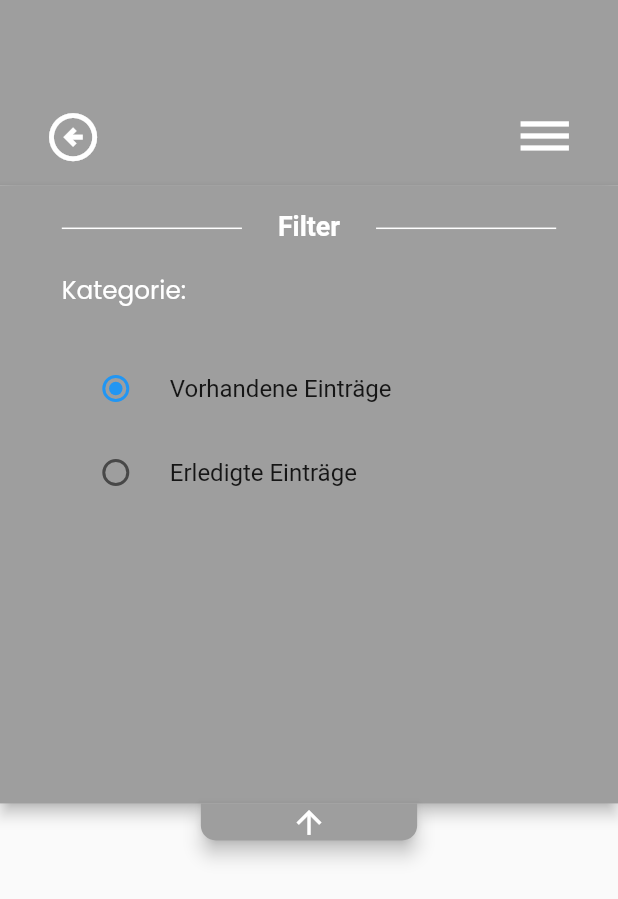
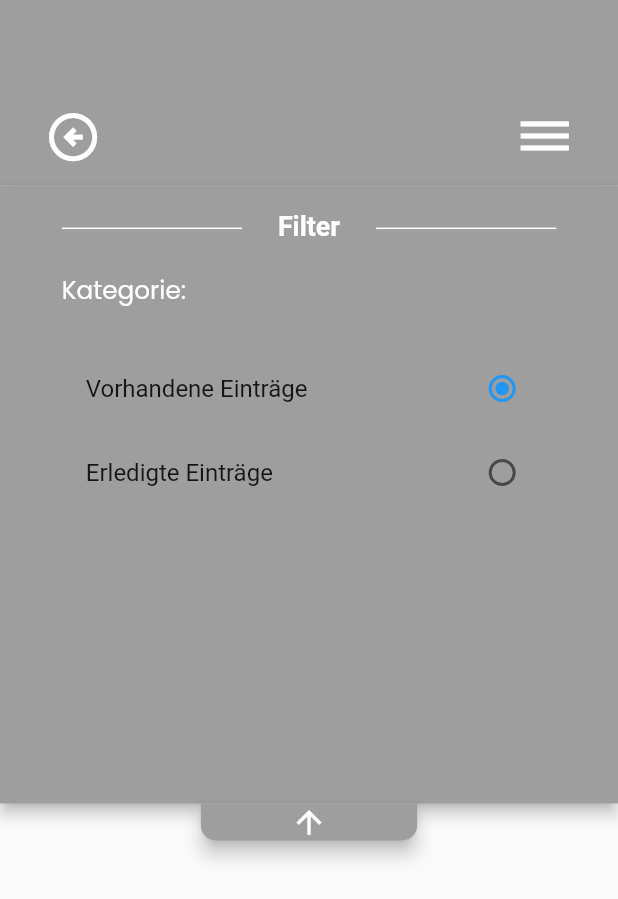
Before and after one commit to Jxxxxn04/listdo, a Flutter app: the ListPage screen opened directly with empty values, after a tap on the "arrow upward" icon, on a phone screen of 412 x 824 dp. Shown: the top 899 px of the screen. Run offline on Flutter 3.47's test engine with Material 2 defaults, Android fonts, the phone set to English and light mode, and no system bars; our stand-ins replace auto_size_text, emoji_picker_flutter, flutter_staggered_animations, google_fonts, shared_preferences, sizer and 1 more; missing offline and left inert: info_popup; accounts and stored records are empty; network calls fail.

Commit message:
16.08.2023 added Radio Buttons

```diff
--- a/lib/list_page/screens/components/listpage_search_button.dart
+++ b/lib/list_page/screens/components/listpage_filter_button.dart
@@ -1,19 +1,18 @@
-import 'package:dropdown_search/dropdown_search.dart';
 import 'package:flutter/material.dart';
 import 'package:google_fonts/google_fonts.dart';
 import 'package:sizer/sizer.dart';
 
 
-class ListPageSearchButton extends StatefulWidget {
-  const ListPageSearchButton({super.key, required this.listColor});
+class ListPageFilterButton extends StatefulWidget {
+  const ListPageFilterButton({super.key, required this.listColor});
 
   final Color listColor;
 
   @override
-  State<ListPageSearchButton> createState() => _ListPageSearchButtonState();
+  State<ListPageFilterButton> createState() => _ListPageFilterButtonState();
 }
 
-class _ListPageSearchButtonState extends State<ListPageSearchButton> {
+class _ListPageFilterButtonState extends State<ListPageFilterButton> {
 
   bool _isExtended = false;
 
@@ -54,24 +53,6 @@ class _ListPageSearchButtonState extends State<ListPageSearchButton> {
     });
   }
 
-  void extendSearchContainer() {
-    setState(() {
-      _isExtended = true;
-    });
-
-    // TODO : Searchbar ausfahren
-
-  }
-
-  void shrinkSearchContainer() {
-    setState(() {
-      _isExtended = false;
-    });
-
-    // TODO : Searchbar einfahren
-
-  }
-
 
   Widget animatedContainer() {
     return AnimatedContainer(
@@ -90,7 +71,7 @@ class _ListPageSearchButtonState extends State<ListPageSearchButton> {
               SizedBox(height: 2.h,),
               _selectCategories(),
               SizedBox(height: 3.h,),
-              _radioListButtons(),
+              CustomRadioButton()
             ],
           ),
         ),
@@ -152,9 +133,33 @@ class _ListPageSearchButtonState extends State<ListPageSearchButton> {
     );
   }
 
-  Widget _radioListButtons() {
-    List<String> options = ['Vorhandene Einträge', 'Erledigte Einträge'];
-    String currentOption = options[0];
+
+
+
+}
+
+class CustomRadioButton extends StatefulWidget {
+  const CustomRadioButton({super.key});
+
+  @override
+  State<CustomRadioButton> createState() => _CustomRadioButtonState();
+}
+
+class _CustomRadioButtonState extends State<CustomRadioButton> {
+  // Initialize currentOption in initState
+  late String currentOption;
+
+  List<String> options = ["vorhandene", "erledigte"];
+
+  @override
+  void initState() {
+    super.initState();
+    // Move the initialization here
+    currentOption = options[0]; // Initialize to the default value
+  }
+
+  @override
+  Widget build(BuildContext context) {
 
     return Column(
       children: [
@@ -162,25 +167,33 @@ class _ListPageSearchButtonState extends State<ListPageSearchButton> {
           title: const Text("Vorhandene Einträge"),
           value: options[0],
           groupValue: currentOption,
+          controlAffinity: ListTileControlAffinity.trailing,
           onChanged: (value) {
             print(value);
             setState(() {
+
+              // TODO : Liste akutalisieren mit vorhandenen Aufträgen
+
               currentOption = value.toString();
             });
-          },),
+          },
+        ),
         RadioListTile(
           title: const Text("Erledigte Einträge"),
           value: options[1],
           groupValue: currentOption,
+          controlAffinity: ListTileControlAffinity.trailing,
           onChanged: (value) {
             print(value);
             setState(() {
+
+              // TODO : Liste akutalisieren mit erledigten Aufträgen
+
               currentOption = value.toString();
             });
-          },)
+          },
+        )
       ],
     );
   }
-
-
 }
--- a/lib/list_page/screens/list_page.dart
+++ b/lib/list_page/screens/list_page.dart
@@ -2,7 +2,7 @@ import 'package:flutter/material.dart';
 import 'package:listdo/home_page/models/CustomListModel.dart';
 import 'package:listdo/home_page/screens/home_page.dart';
 import 'package:listdo/list_page/screens/components/listpage_app_bar.dart';
-import 'package:listdo/list_page/screens/components/listpage_search_button.dart';
+import 'package:listdo/list_page/screens/components/listpage_filter_button.dart';
 import 'package:sizer/sizer.dart';
 
 
@@ -26,7 +26,7 @@ class ListPage extends StatelessWidget {
                 listName: list.getListName(),
             ),
             Center(
-              child: ListPageSearchButton( // height for the search_bar_button is 3.h, width is 35.w
+              child: ListPageFilterButton( // height for the filter_button is 3.h, width is 35.w
                   listColor: list.getListColor(),
               ),
             ),
```
Also changed, not shown: lib/home_page/screens/home_page.dart (+5 -4 lines).
